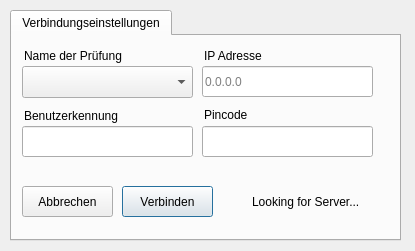
Above: client/student.ui from valueerrorx/life-exam before the change. Below: the same form after it.
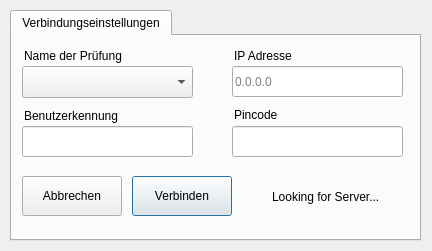
That is the form after the change. Icons and pictures are not drawn.

Patch:
```diff
--- a/client/student.ui
+++ b/client/student.ui
@@ -7,7 +7,7 @@
    <rect>
     <x>0</x>
     <y>0</y>
-    <width>415</width>
+    <width>432</width>
     <height>251</height>
    </rect>
   </property>
@@ -37,7 +37,7 @@
     <rect>
      <x>10</x>
      <y>10</y>
-     <width>391</width>
+     <width>411</width>
      <height>231</height>
     </rect>
    </property>
@@ -70,10 +70,10 @@
     <widget class="QPushButton" name="start">
      <property name="geometry">
       <rect>
-       <x>110</x>
-       <y>150</y>
-       <width>91</width>
-       <height>31</height>
+       <x>120</x>
+       <y>140</y>
+       <width>100</width>
+       <height>40</height>
       </rect>
      </property>
      <property name="styleSheet">
@@ -87,11 +87,17 @@
      <property name="geometry">
       <rect>
        <x>10</x>
-       <y>150</y>
-       <width>91</width>
-       <height>31</height>
+       <y>140</y>
+       <width>100</width>
+       <height>40</height>
       </rect>
      </property>
+     <property name="sizePolicy">
+      <sizepolicy hsizetype="Minimum" vsizetype="Fixed">
+       <horstretch>0</horstretch>
+       <verstretch>0</verstretch>
+      </sizepolicy>
+     </property>
      <property name="styleSheet">
       <string notr="true">padding:8px;</string>
      </property>
@@ -102,7 +108,7 @@
     <widget class="QLineEdit" name="serverip">
      <property name="geometry">
       <rect>
-       <x>190</x>
+       <x>220</x>
        <y>30</y>
        <width>171</width>
        <height>31</height>
@@ -150,10 +156,10 @@
     <widget class="QLabel" name="serversearch">
      <property name="geometry">
       <rect>
-       <x>240</x>
-       <y>150</y>
+       <x>260</x>
+       <y>140</y>
        <width>131</width>
-       <height>31</height>
+       <height>41</height>
       </rect>
      </property>
      <property name="layoutDirection">
@@ -166,10 +172,10 @@
     <widget class="QLabel" name="servercheck">
      <property name="geometry">
       <rect>
-       <x>200</x>
-       <y>150</y>
+       <x>220</x>
+       <y>140</y>
        <width>41</width>
-       <height>31</height>
+       <height>41</height>
       </rect>
      </property>
      <property name="styleSheet">
@@ -188,7 +194,7 @@
     <widget class="QLineEdit" name="pincode">
      <property name="geometry">
       <rect>
-       <x>190</x>
+       <x>220</x>
        <y>90</y>
        <width>171</width>
        <height>31</height>
@@ -201,7 +207,7 @@
     <widget class="QLabel" name="infoid_2">
      <property name="geometry">
       <rect>
-       <x>190</x>
+       <x>220</x>
        <y>70</y>
        <width>151</width>
        <height>18</height>
@@ -236,7 +242,7 @@
     <widget class="QLabel" name="label_2">
      <property name="geometry">
       <rect>
-       <x>190</x>
+       <x>220</x>
        <y>10</y>
        <width>171</width>
        <height>20</height>
```
